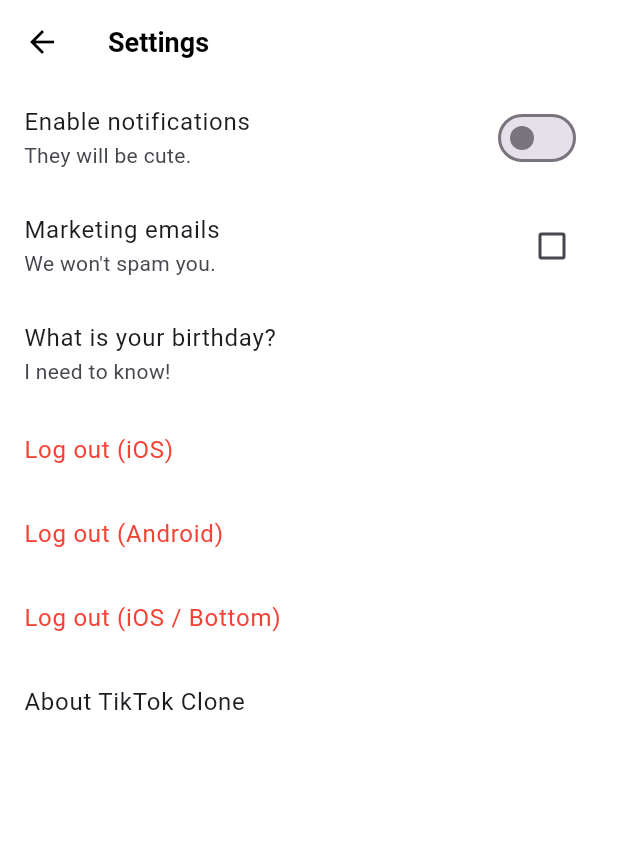
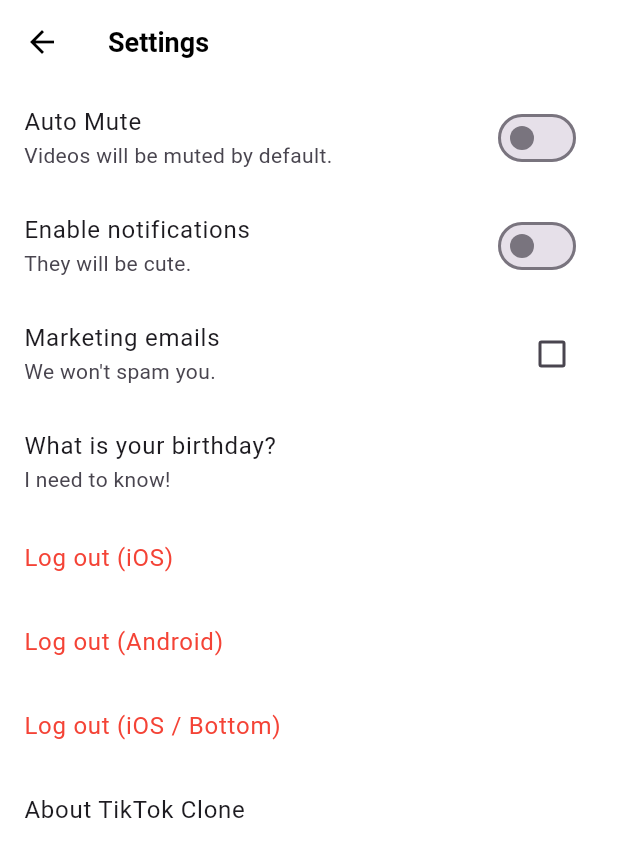
Before and after one commit to nomadcoders/tiktok_clone, a Flutter app: the SettingsScreen screen opened directly, on a phone screen of 412 x 824 dp. Shown: the top 857 px of the screen. Run offline on Flutter 3.47's test engine with Material 2 defaults, Android fonts, the phone set to English and light mode, and no system bars; our stand-ins replace camera, font_awesome_flutter, gallery_saver, go_router, image_picker, permission_handler and 2 more; network calls fail.

```diff
--- a/lib/common/widgets/video_config/video_config.dart
+++ b/lib/common/widgets/video_config/video_config.dart
@@ -1,12 +1,19 @@
 import 'package:flutter/widgets.dart';
 
-class VideoConfig extends InheritedWidget {
-  const VideoConfig({super.key, required super.child});
+class VideoConfigData extends InheritedWidget {
+  final bool autoMute;
 
-  final bool autoMute = false;
+  final void Function() toggleMuted;
 
-  static VideoConfig of(BuildContext context) {
-    return context.dependOnInheritedWidgetOfExactType<VideoConfig>()!;
+  const VideoConfigData({
+    super.key,
+    required this.toggleMuted,
+    required this.autoMute,
+    required super.child,
+  });
+
+  static VideoConfigData of(BuildContext context) {
+    return context.dependOnInheritedWidgetOfExactType<VideoConfigData>()!;
   }
 
   @override
@@ -14,3 +21,34 @@ class VideoConfig extends InheritedWidget {
     return true;
   }
 }
+
+class VideoConfig extends StatefulWidget {
+  final Widget child;
+
+  const VideoConfig({
+    super.key,
+    required this.child,
+  });
+
+  @override
+  State<VideoConfig> createState() => _VideoConfigState();
+}
+
+class _VideoConfigState extends State<VideoConfig> {
+  bool autoMute = false;
+
+  void toggleMuted() {
+    setState(() {
+      autoMute = !autoMute;
+    });
+  }
+
+  @override
+  Widget build(BuildContext context) {
+    return VideoConfigData(
+      toggleMuted: toggleMuted,
+      autoMute: autoMute,
+      child: widget.child,
+    );
+  }
+}
--- a/lib/features/settings/settings_screen.dart
+++ b/lib/features/settings/settings_screen.dart
@@ -2,6 +2,7 @@ import 'package:flutter/cupertino.dart';
 import 'package:flutter/foundation.dart';
 import 'package:flutter/material.dart';
 import 'package:font_awesome_flutter/font_awesome_flutter.dart';
+import 'package:tiktok_clone/common/widgets/video_config/video_config.dart';
 
 class SettingsScreen extends StatefulWidget {
   const SettingsScreen({super.key});
@@ -28,6 +29,14 @@ class _SettingsScreenState extends State<SettingsScreen> {
       ),
       body: ListView(
         children: [
+          SwitchListTile.adaptive(
+            value: VideoConfigData.of(context).autoMute,
+            onChanged: (value) {
+              VideoConfigData.of(context).toggleMuted();
+            },
+            title: const Text("Auto Mute"),
+            subtitle: const Text("Videos will be muted by default."),
+          ),
           SwitchListTile.adaptive(
             value: _notifications,
             onChanged: _onNotificationsChanged,
--- a/lib/features/videos/widgets/video_post.dart
+++ b/lib/features/videos/widgets/video_post.dart
@@ -163,12 +163,12 @@ class _VideoPostState extends State<VideoPost>
             top: 40,
             child: IconButton(
               icon: FaIcon(
-                VideoConfig.of(context).autoMute
+                VideoConfigData.of(context).autoMute
                     ? FontAwesomeIcons.volumeOff
                     : FontAwesomeIcons.volumeHigh,
                 color: Colors.white,
               ),
-              onPressed: () {},
+              onPressed: VideoConfigData.of(context).toggleMuted,
             ),
           ),
           Positioned(
```
